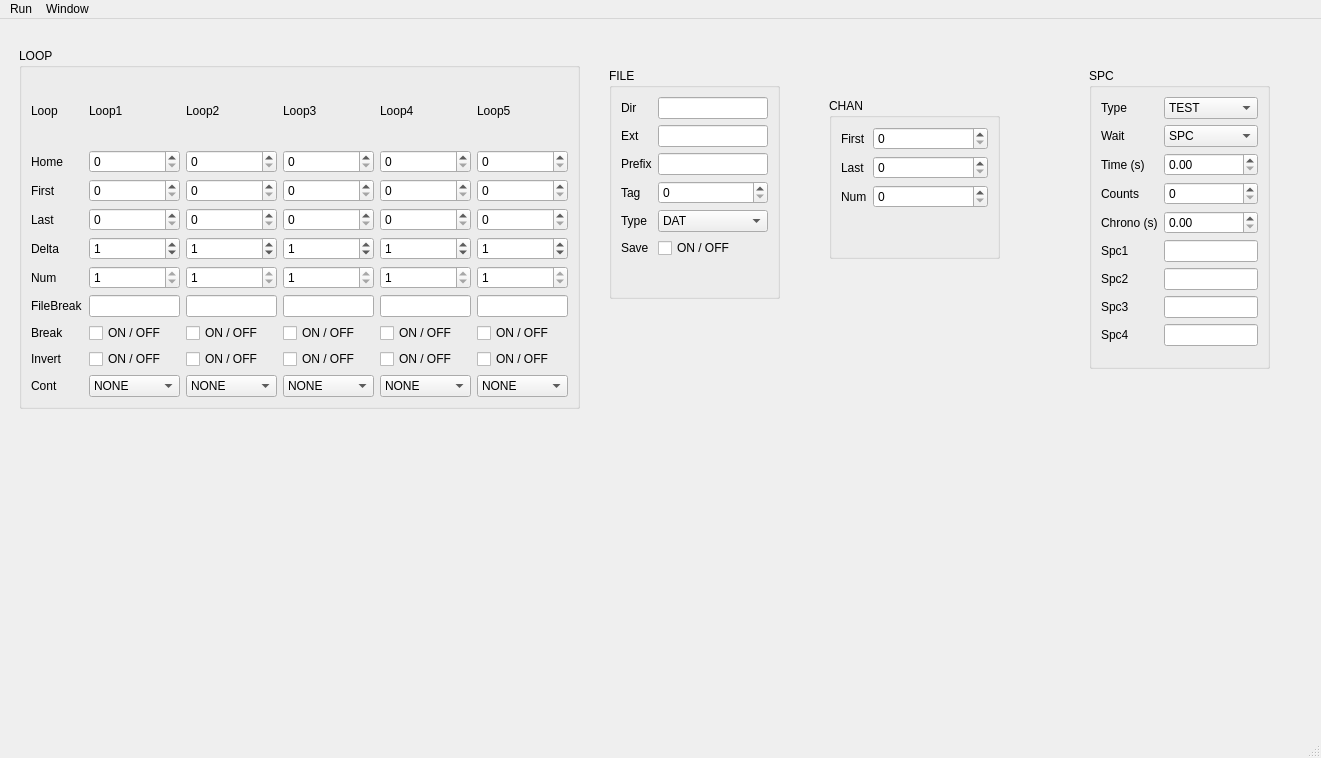
This is src/gui/trs2.ui in antoniopifferi/TRS2 as Qt 5 draws it before an edit. The edited form follows.
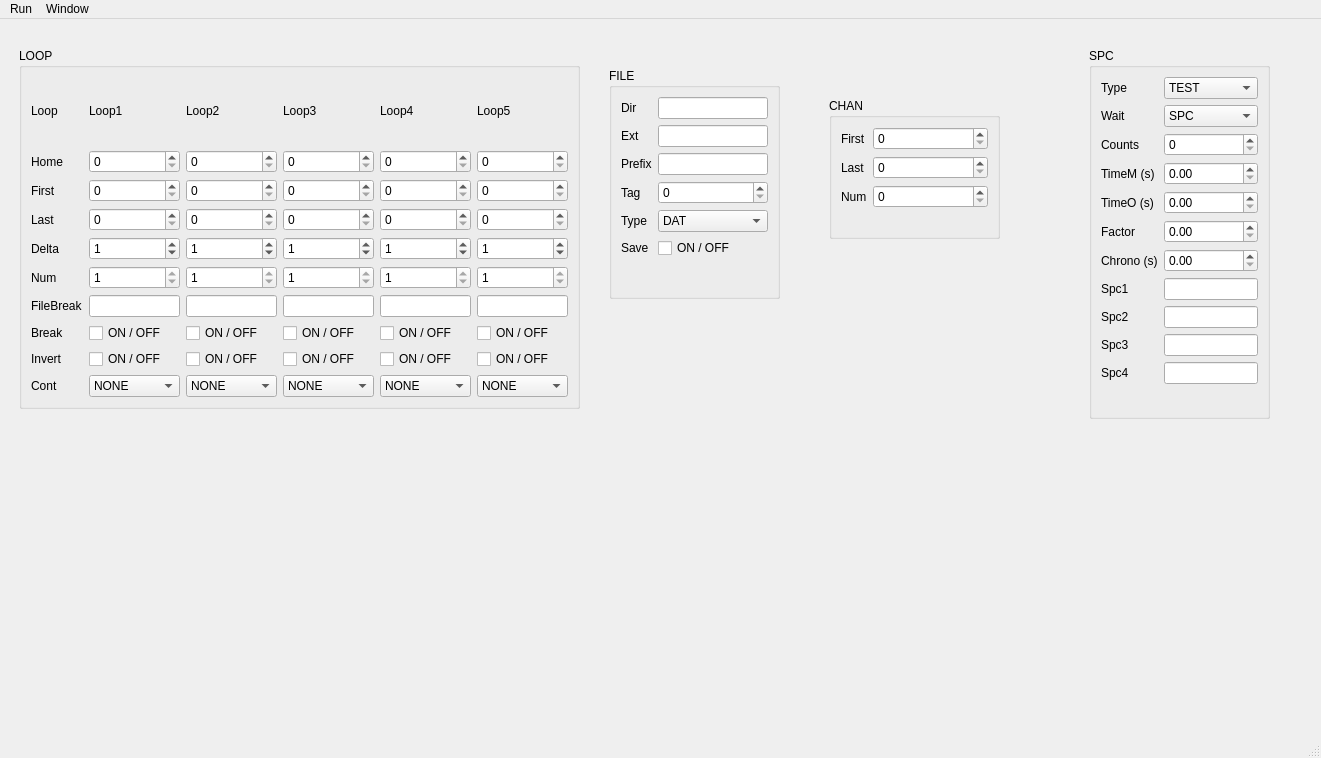
This is the edited form. Custom widgets are drawn as their Qt base class.

Commit message: GUI with single entry

What changed in the file:
```diff
--- a/src/gui/trs2.ui
+++ b/src/gui/trs2.ui
@@ -166,9 +166,9 @@
         <property name="geometry">
          <rect>
           <x>1080</x>
-          <y>40</y>
+          <y>20</y>
           <width>181</width>
-          <height>301</height>
+          <height>371</height>
          </rect>
         </property>
         <property name="font">
@@ -180,48 +180,7 @@
          <string>SPC</string>
         </property>
         <layout class="QFormLayout" name="formLayout_3">
-         <item row="0" column="0">
-          <widget class="QLabel" name="label_9">
-           <property name="font">
-            <font>
-             <bold>false</bold>
-            </font>
-           </property>
-           <property name="text">
-            <string>Type</string>
-           </property>
-          </widget>
-         </item>
-         <item row="0" column="1">
-          <widget class="QComboBox" name="comboBox">
-           <property name="font">
-            <font>
-             <bold>false</bold>
-            </font>
-           </property>
-           <item>
-            <property name="text">
-             <string>TEST</string>
-            </property>
-           </item>
-           <item>
-            <property name="text">
-             <string>SPC</string>
-            </property>
-           </item>
-           <item>
-            <property name="text">
-             <string>MHARP</string>
-            </property>
-           </item>
-           <item>
-            <property name="text">
-             <string>SWAB</string>
-            </property>
-           </item>
-          </widget>
-         </item>
-         <item row="2" column="0">
+         <item row="1" column="0">
           <widget class="QLabel" name="label_10">
            <property name="font">
             <font>
@@ -233,8 +192,8 @@
            </property>
           </widget>
          </item>
-         <item row="2" column="1">
-          <widget class="QComboBox" name="comboBox_2">
+         <item row="1" column="1">
+          <widget class="QComboBox" name="SpcWait">
            <property name="font">
             <font>
              <bold>false</bold>
@@ -267,6 +226,27 @@
            </item>
           </widget>
          </item>
+         <item row="2" column="0">
+          <widget class="QLabel" name="label_12">
+           <property name="font">
+            <font>
+             <bold>false</bold>
+            </font>
+           </property>
+           <property name="text">
+            <string>Counts</string>
+           </property>
+          </widget>
+         </item>
+         <item row="2" column="1">
+          <widget class="QSpinBox" name="SpcCounts">
+           <property name="font">
+            <font>
+             <bold>false</bold>
+            </font>
+           </property>
+          </widget>
+         </item>
          <item row="3" column="0">
           <widget class="QLabel" name="label_11">
            <property name="font">
@@ -275,7 +255,7 @@
             </font>
            </property>
            <property name="text">
-            <string>Time (s)</string>
+            <string>TimeM (s)</string>
            </property>
           </widget>
          </item>
@@ -289,19 +269,19 @@
           </widget>
          </item>
          <item row="4" column="0">
-          <widget class="QLabel" name="label_12">
+          <widget class="QLabel" name="label_18">
            <property name="font">
             <font>
              <bold>false</bold>
             </font>
            </property>
            <property name="text">
-            <string>Counts</string>
+            <string>TimeO (s)</string>
            </property>
           </widget>
          </item>
          <item row="4" column="1">
-          <widget class="QSpinBox" name="spinBox">
+          <widget class="QDoubleSpinBox" name="SpcTimeO">
            <property name="font">
             <font>
              <bold>false</bold>
@@ -310,14 +290,14 @@
           </widget>
          </item>
          <item row="5" column="0">
-          <widget class="QLabel" name="label_13">
+          <widget class="QLabel" name="label_19">
            <property name="font">
             <font>
              <bold>false</bold>
             </font>
            </property>
            <property name="text">
-            <string>Chrono (s)</string>
+            <string>Factor</string>
            </property>
           </widget>
          </item>
@@ -331,19 +311,19 @@
           </widget>
          </item>
          <item row="6" column="0">
-          <widget class="QLabel" name="label_14">
+          <widget class="QLabel" name="label_13">
            <property name="font">
             <font>
              <bold>false</bold>
             </font>
            </property>
            <property name="text">
-            <string>Spc1</string>
+            <string>Chrono (s)</string>
            </property>
           </widget>
          </item>
          <item row="6" column="1">
-          <widget class="QLineEdit" name="lineEdit">
+          <widget class="QDoubleSpinBox" name="SpcChrono">
            <property name="font">
             <font>
              <bold>false</bold>
@@ -352,14 +332,14 @@
           </widget>
          </item>
          <item row="7" column="0">
-          <widget class="QLabel" name="label_15">
+          <widget class="QLabel" name="label_14">
            <property name="font">
             <font>
              <bold>false</bold>
             </font>
            </property>
            <property name="text">
-            <string>Spc2</string>
+            <string>Spc1</string>
            </property>
           </widget>
          </item>
@@ -373,14 +353,14 @@
           </widget>
          </item>
          <item row="8" column="0">
-          <widget class="QLabel" name="label_16">
+          <widget class="QLabel" name="label_15">
            <property name="font">
             <font>
              <bold>false</bold>
             </font>
            </property>
            <property name="text">
-            <string>Spc3</string>
+            <string>Spc2</string>
            </property>
           </widget>
          </item>
@@ -394,6 +374,27 @@
           </widget>
          </item>
          <item row="9" column="0">
+          <widget class="QLabel" name="label_16">
+           <property name="font">
+            <font>
+             <bold>false</bold>
+            </font>
+           </property>
+           <property name="text">
+            <string>Spc3</string>
+           </property>
+          </widget>
+         </item>
+         <item row="9" column="1">
+          <widget class="QLineEdit" name="SpcIniFile3">
+           <property name="font">
+            <font>
+             <bold>false</bold>
+            </font>
+           </property>
+          </widget>
+         </item>
+         <item row="10" column="0">
           <widget class="QLabel" name="label_17">
            <property name="font">
             <font>
@@ -405,8 +406,8 @@
            </property>
           </widget>
          </item>
-         <item row="9" column="1">
-          <widget class="QLineEdit" name="lineEdit_4">
+         <item row="10" column="1">
+          <widget class="QLineEdit" name="SpcIniFile4">
            <property name="font">
             <font>
              <bold>false</bold>
@@ -414,6 +415,47 @@
            </property>
           </widget>
          </item>
+         <item row="0" column="1">
+          <widget class="QComboBox" name="SpcType">
+           <property name="font">
+            <font>
+             <bold>false</bold>
+            </font>
+           </property>
+           <item>
+            <property name="text">
+             <string>TEST</string>
+            </property>
+           </item>
+           <item>
+            <property name="text">
+             <string>SPC</string>
+            </property>
+           </item>
+           <item>
+            <property name="text">
+             <string>MHARP</string>
+            </property>
+           </item>
+           <item>
+            <property name="text">
+             <string>SWAB</string>
+            </property>
+           </item>
+          </widget>
+         </item>
+         <item row="0" column="0">
+          <widget class="QLabel" name="label_9">
+           <property name="font">
+            <font>
+             <bold>false</bold>
+            </font>
+           </property>
+           <property name="text">
+            <string>Type</string>
+           </property>
+          </widget>
+         </item>
         </layout>
        </widget>
        <widget class="QGroupBox" name="groupBox_3">
@@ -422,7 +464,7 @@
           <x>820</x>
           <y>70</y>
           <width>171</width>
-          <height>161</height>
+          <height>141</height>
          </rect>
         </property>
         <property name="font">
```
Left out of the diff: 17 changed lines with no effect on the pictures. The commit also changes 5 other files.
